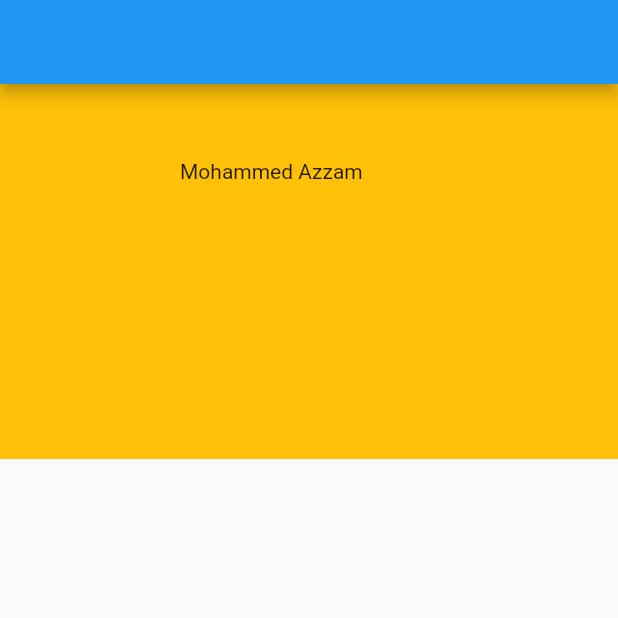
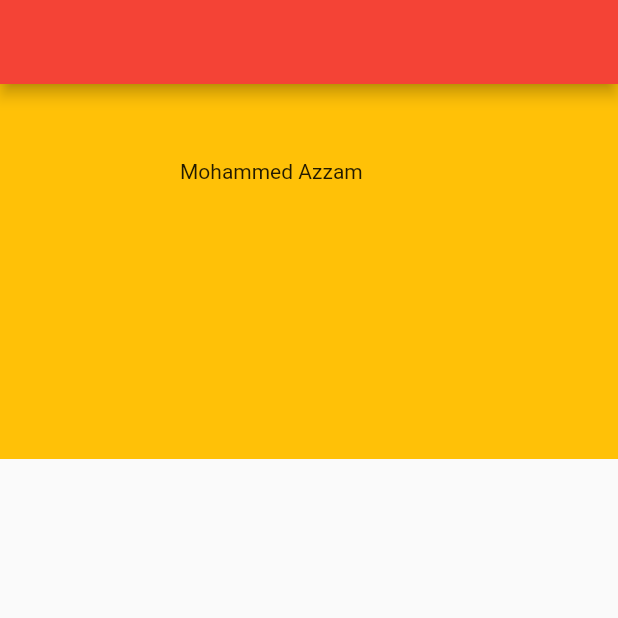
Before and after one commit to Mohammedazzam/flutter_app_001, a Flutter app: the screen it shows after launch, on a phone screen of 412 x 824 dp, the top half of it. Run offline on Flutter 3.47's test engine with Material 2 defaults, Android fonts, the phone set to English and light mode, and no system bars.

Commit message:
4.10(اعطاء خصائص لل appBar)

```diff
--- a/lib/main.dart
+++ b/lib/main.dart
@@ -17,7 +17,9 @@ class HomePage extends StatelessWidget {
   @override
   Widget build(BuildContext context) {
     return Scaffold(
-      appBar: AppBar(),
+      appBar: AppBar(
+        backgroundColor: Colors.red,
+      ),
       body: Container(
         width: double.infinity,
         height: 250,//infinity
```
